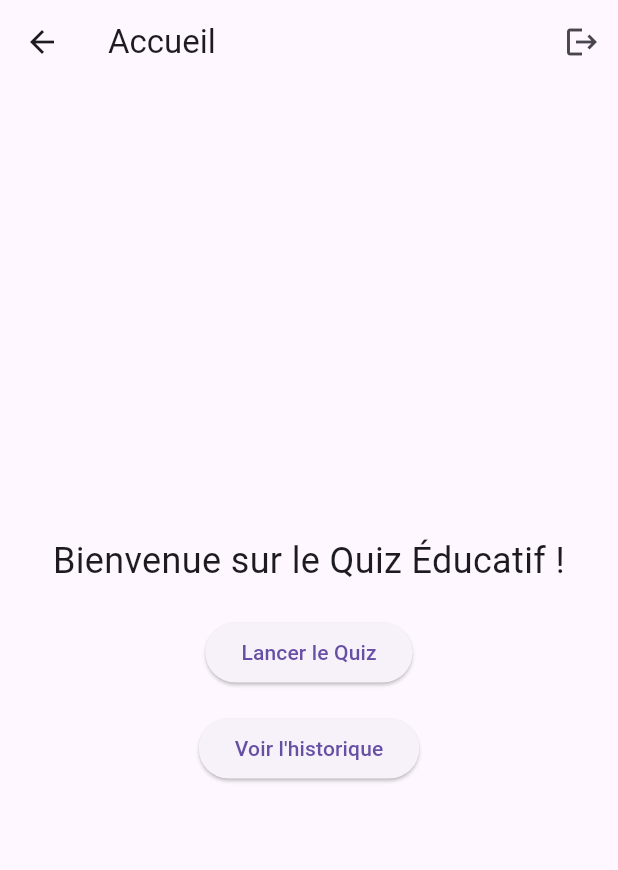
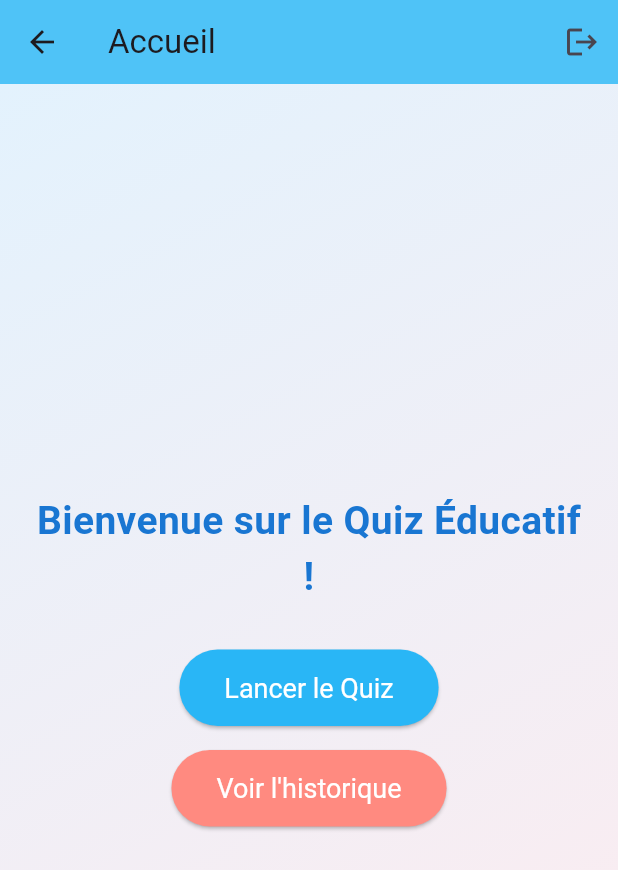
Before and after one commit to Kouasamy/quiz_educatif, a Flutter app: the PageAccueil screen opened by its route, on a phone screen of 412 x 824 dp. Shown: the top 870 px of the screen. Run offline on Flutter 3.47's test engine with Material 3 defaults, Android fonts, the phone set to English and light mode, and no system bars; our stand-ins replace sqflite; accounts and stored records are empty.

Commit message:
Ajout de style pour la page d'accueil

```diff
--- a/lib/pages/accueil.dart
+++ b/lib/pages/accueil.dart
@@ -26,6 +26,7 @@ class PageAccueil extends StatelessWidget {
     return Scaffold(
       appBar: AppBar(
         title: const Text('Accueil'),
+        backgroundColor: Colors.lightBlue.shade300,
         actions: [
           IconButton(
             icon: const Icon(Icons.logout),
@@ -34,26 +35,67 @@ class PageAccueil extends StatelessWidget {
           ),
         ],
       ),
-      body: Center(
+      body: Container(
+        width: double.infinity,
+        decoration: BoxDecoration(
+          gradient: LinearGradient(
+            colors: [Colors.blue.shade50, Colors.red.shade50],
+            begin: Alignment.topLeft,
+            end: Alignment.bottomRight,
+          ),
+        ),
+        child: Center(
+          child: Padding(
+            padding: const EdgeInsets.symmetric(horizontal: 24.0),
             child: Column(
               mainAxisAlignment: MainAxisAlignment.center,
               children: <Widget>[
-            const Text(
+                Text(
                   'Bienvenue sur le Quiz Éducatif !',
-              style: TextStyle(fontSize: 24),
+                  style: TextStyle(
+                    fontSize: 26,
+                    fontWeight: FontWeight.bold,
+                    color: Colors.blue.shade700,
+                  ),
                   textAlign: TextAlign.center,
                 ),
-            const SizedBox(height: 20),
+                const SizedBox(height: 30),
                 ElevatedButton(
                   onPressed: () => _lancerQuiz(context),
+                  style: ElevatedButton.styleFrom(
+                    backgroundColor: Colors.lightBlue.shade400,
+                    foregroundColor: Colors.white,
+                    padding: const EdgeInsets.symmetric(
+                      horizontal: 30,
+                      vertical: 15,
+                    ),
+                    shape: RoundedRectangleBorder(
+                      borderRadius: BorderRadius.circular(30),
+                    ),
+                    textStyle: const TextStyle(fontSize: 18),
+                  ),
                   child: const Text('Lancer le Quiz'),
                 ),
                 const SizedBox(height: 16),
                 ElevatedButton(
                   onPressed: () => _allerHistorique(context),
-              child: const Text('Voir l\'historique'),
+                  style: ElevatedButton.styleFrom(
+                    backgroundColor: Colors.redAccent.shade100,
+                    foregroundColor: Colors.white,
+                    padding: const EdgeInsets.symmetric(
+                      horizontal: 30,
+                      vertical: 15,
+                    ),
+                    shape: RoundedRectangleBorder(
+                      borderRadius: BorderRadius.circular(30),
+                    ),
+                    textStyle: const TextStyle(fontSize: 18),
+                  ),
+                  child: const Text("Voir l'historique"),
                 ),
               ],
+            ),
+          ),
         ),
       ),
     );
```
Lines whose indentation alone changed are shown as unchanged.
